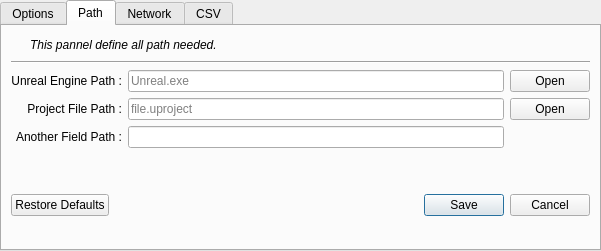
This is BatchLightUE4/Views/WindowsSetupView.ui in shenyu0403/BatchBuildLightUE4 as Qt 5 draws it before an edit. The edited form follows.
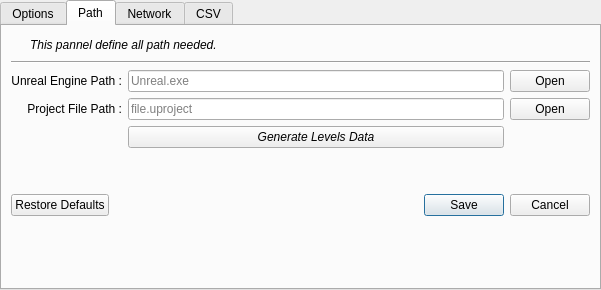
This is the edited form. Icons and pictures are not drawn.

Commit message: Add an operator to generate all levels data needed.

The edit to the form file:
```diff
--- a/BatchLightUE4/Views/WindowsSetupView.ui
+++ b/BatchLightUE4/Views/WindowsSetupView.ui
@@ -7,7 +7,7 @@
     <x>0</x>
     <y>0</y>
     <width>601</width>
-    <height>251</height>
+    <height>290</height>
    </rect>
   </property>
   <property name="windowTitle">
@@ -203,16 +203,6 @@
         </property>
        </widget>
       </item>
-      <item row="2" column="0">
-       <widget class="QLabel" name="label_6">
-        <property name="text">
-         <string>Another Field Path :</string>
-        </property>
-        <property name="alignment">
-         <set>Qt::AlignRight|Qt::AlignTrailing|Qt::AlignVCenter</set>
-        </property>
-       </widget>
-      </item>
       <item row="1" column="1">
        <widget class="QLineEdit" name="lineEditProject">
         <property name="placeholderText">
@@ -220,9 +210,6 @@
         </property>
        </widget>
       </item>
-      <item row="2" column="1">
-       <widget class="QLineEdit" name="lineEdit_3"/>
-      </item>
       <item row="0" column="2">
        <widget class="QPushButton" name="pushPathOpenUnreal">
         <property name="text">
@@ -237,6 +224,18 @@
         </property>
        </widget>
       </item>
+      <item row="2" column="1">
+       <widget class="QPushButton" name="pushPathDataLevels">
+        <property name="font">
+         <font>
+          <italic>true</italic>
+         </font>
+        </property>
+        <property name="text">
+         <string>Generate Levels Data</string>
+        </property>
+       </widget>
+      </item>
      </layout>
     </item>
     <item row="3" column="0">
@@ -254,7 +253,7 @@
       <property name="sizeHint" stdset="0">
        <size>
         <width>513</width>
-        <height>0</height>
+        <height>6</height>
        </size>
       </property>
      </spacer>
```
Left out of the diff: 4 changed lines with no effect on the pictures. The commit also changes 1 other file.
